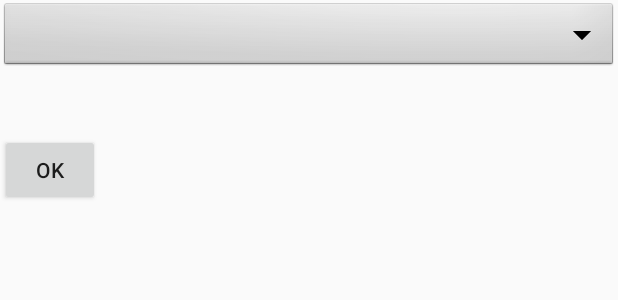
After one commit to bahjatsaliba/yarafood_salesorder, an Android app: the layout skip_item_dialog.xml on its own in the app's theme, with its tools: preview values and no code run, on a phone screen of 412 x 824 dp. The commit adds this screen. Shown: the top 300 px of the screen. Run offline under Robolectric (Android 15) with nearby library versions, the phone set to English and light mode, and no system bars.

Commit message:
Skip Item

```diff
--- a/build.gradle
+++ b/build.gradle
@@ -6,7 +6,7 @@ buildscript {
         jcenter()
     }
     dependencies {
-        classpath 'com.android.tools.build:gradle:3.6.1'
+        classpath 'com.android.tools.build:gradle:3.6.3'
         // NOTE: Do not place your application dependencies here; they belong
         // in the individual module build.gradle files
     }
--- a/yarafoodmodul/src/main/AndroidManifest.xml
+++ b/yarafoodmodul/src/main/AndroidManifest.xml
@@ -19,7 +19,6 @@
         <activity android:name=".MainActivity">
             <intent-filter>
                 <action android:name="android.intent.action.MAIN" />
-
                 <category android:name="android.intent.category.LAUNCHER" />
             </intent-filter>
         </activity>
--- /dev/null
+++ b/yarafoodmodul/src/main/res/layout/skip_item_dialog.xml
@@ -0,0 +1,28 @@
+<?xml version="1.0" encoding="utf-8"?>
+<RelativeLayout xmlns:android="http://schemas.android.com/apk/res/android"
+    android:layout_width="fill_parent"
+    android:layout_height="fill_parent" >
+
+    <ImageView
+        android:id="@+id/image"
+        android:layout_width="wrap_content"
+        android:layout_height="wrap_content"
+        android:layout_marginRight="5dp" />
+
+    <Spinner
+        android:id="@+id/skipReason"
+        android:layout_width="match_parent"
+        android:layout_height="wrap_content"
+        android:background="@android:drawable/btn_dropdown"
+        android:spinnerMode="dropdown"/>
+
+    <Button
+        android:id="@+id/dialogButtonOK"
+        android:layout_width="100px"
+        android:layout_height="wrap_content"
+        android:layout_below="@+id/image"
+        android:layout_marginTop="89dp"
+        android:layout_marginRight="5dp"
+        android:text=" Ok " />
+
+</RelativeLayout>
```
Also changed, not shown: yarafoodmodul/src/main/java/Models/SalesOrderRest.java (+31 -16 lines), yarafoodmodul/src/main/java/com/yarafood/shop/yarafoodmodul/HttpOrderStatusRequest.java (added, +42 -0 lines), yarafoodmodul/src/main/java/com/yarafood/shop/yarafoodmodul/HttpRequestItems.java (+7 -3 lines), yarafoodmodul/src/main/java/com/yarafood/shop/yarafoodmodul/Item.java (+29 -0 lines), yarafoodmodul/src/main/java/com/yarafood/shop/yarafoodmodul/MainActivity.java (+35 -24 lines), yarafoodmodul/src/main/java/com/yarafood/shop/yarafoodmodul/OrderAsyncResponse.java (added, +9 -0 lines), yarafoodmodul/src/main/java/entities/Product.java (+11 -1 lines), yarafoodmodul/src/main/res/drawable/ic_skip_next_black_24dp.xml (added, +9 -0 lines), yarafoodmodul/src/main/res/layout/menu.xml (deleted, +0 -11 lines), yarafoodmodul/src/main/res/menu/menu.xml (added, +9 -0 lines).
